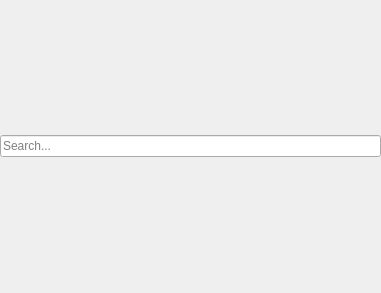
Qt form resources/action_tree.ui (bohdon/maya-pulse) before a commit.
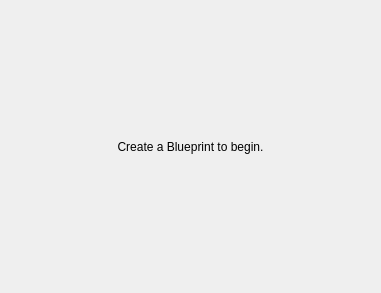
The same form after that commit. The open tabs and pages were chosen to show the change.

Commit message: show file modified status, add new blueprint button and improve overall file handling

```diff
--- a/resources/action_tree.ui
+++ b/resources/action_tree.ui
@@ -13,7 +13,23 @@
   <property name="windowTitle">
    <string>Action Tree</string>
   </property>
-  <layout class="QVBoxLayout" name="verticalLayout" stretch="0,1">
+  <layout class="QVBoxLayout" name="verticalLayout_3">
+   <property name="leftMargin">
+    <number>0</number>
+   </property>
+   <property name="topMargin">
+    <number>0</number>
+   </property>
+   <property name="rightMargin">
+    <number>0</number>
+   </property>
+   <property name="bottomMargin">
+    <number>0</number>
+   </property>
+   <item>
+    <widget class="QStackedWidget" name="main_stack">
+     <widget class="QWidget" name="active_page">
+      <layout class="QVBoxLayout" name="verticalLayout">
    <property name="spacing">
     <number>2</number>
    </property>
@@ -38,6 +54,39 @@
    </item>
    <item>
     <layout class="QVBoxLayout" name="main_layout"/>
+       </item>
+      </layout>
+     </widget>
+     <widget class="QWidget" name="inactive_page">
+      <layout class="QVBoxLayout" name="verticalLayout_2">
+       <property name="leftMargin">
+        <number>0</number>
+       </property>
+       <property name="topMargin">
+        <number>0</number>
+       </property>
+       <property name="rightMargin">
+        <number>0</number>
+       </property>
+       <property name="bottomMargin">
+        <number>0</number>
+       </property>
+       <item>
+        <widget class="QLabel" name="begin_help_label">
+         <property name="text">
+          <string>Create a Blueprint to begin.</string>
+         </property>
+         <property name="alignment">
+          <set>Qt::AlignCenter</set>
+         </property>
+         <property name="cssClasses" stdset="0">
+          <string>help</string>
+         </property>
+        </widget>
+       </item>
+      </layout>
+     </widget>
+    </widget>
    </item>
   </layout>
  </widget>
```
Lines whose indentation alone changed are shown as unchanged. The commit also changes 11 other files.
